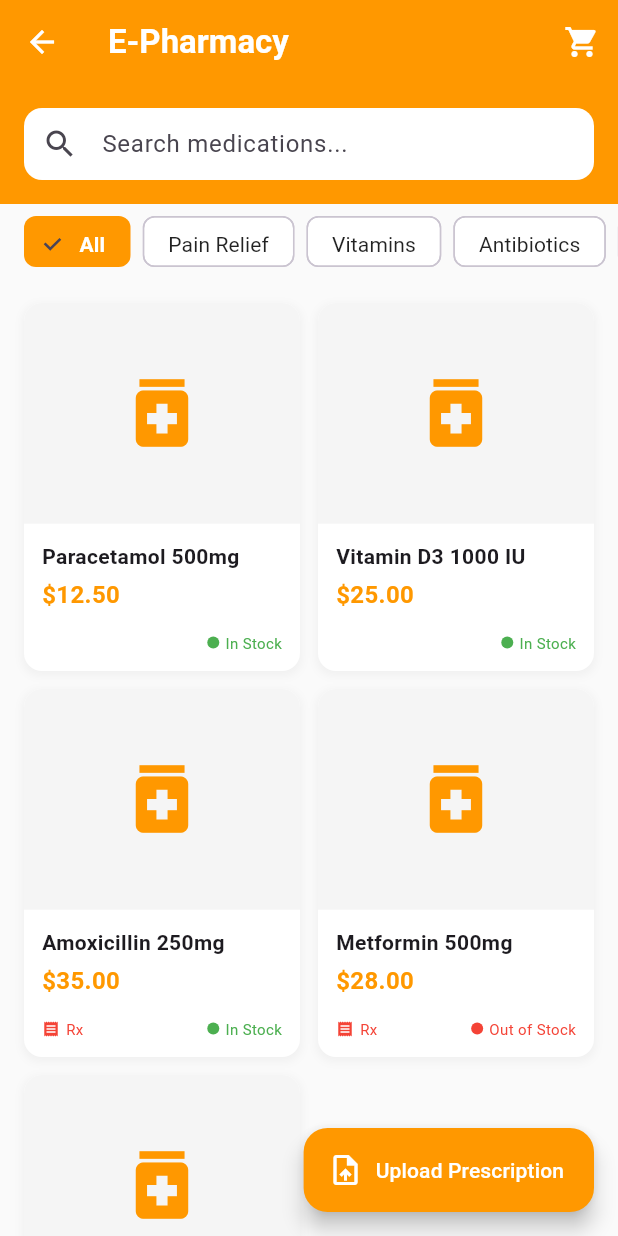
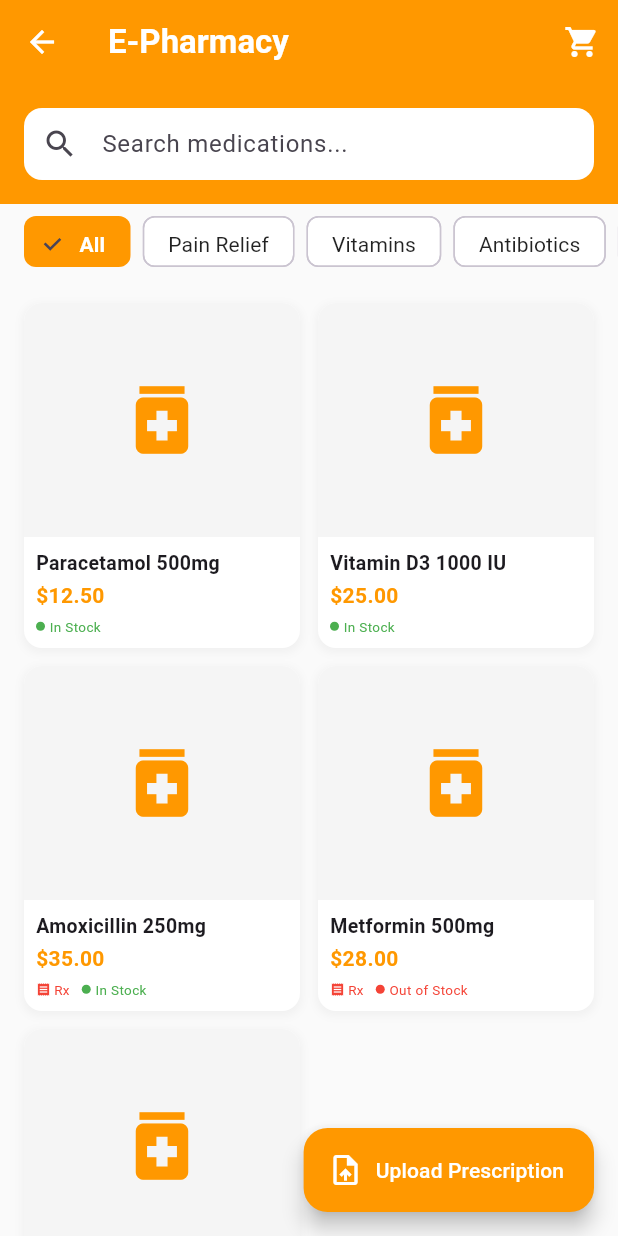
Before and after one commit to ntirushwajeanmarc/AFIA_YETU, a Flutter app: the PharmacyScreen screen opened directly, on a phone screen of 412 x 824 dp. Run offline on Flutter 3.47's test engine with Material 3 defaults, Android fonts, the phone set to English and light mode, and no system bars; our stand-ins replace shared_preferences; accounts and stored records are empty.

Commit message:
first commit

```diff
--- a/lib/features/pharmacy/presentation/screens/pharmacy_screen.dart
+++ b/lib/features/pharmacy/presentation/screens/pharmacy_screen.dart
@@ -188,7 +188,7 @@ class _PharmacyScreenState extends State<PharmacyScreen> {
         crossAxisCount: 2,
         crossAxisSpacing: 12,
         mainAxisSpacing: 12,
-        childAspectRatio: 0.75,
+        childAspectRatio: 0.8,
       ),
       itemCount: _filteredMedications.length,
       itemBuilder: (context, index) {
@@ -234,51 +234,45 @@ class _PharmacyScreenState extends State<PharmacyScreen> {
                 ),
               ),
             ),
-            Expanded(
-              flex: 2,
-              child: Padding(
-                padding: const EdgeInsets.all(12),
+            Padding(
+              padding: const EdgeInsets.all(8),
               child: Column(
                 crossAxisAlignment: CrossAxisAlignment.start,
+                mainAxisSize: MainAxisSize.min,
                 children: [
                   Text(
                     medication['name'],
                     style: const TextStyle(
-                        fontSize: 14,
+                      fontSize: 13,
                       fontWeight: FontWeight.bold,
                     ),
                     maxLines: 2,
                     overflow: TextOverflow.ellipsis,
                   ),
-                    const SizedBox(height: 4),
+                  const SizedBox(height: 2),
                   Text(
                     '\$${medication['price'].toStringAsFixed(2)}',
                     style: const TextStyle(
-                        fontSize: 16,
+                      fontSize: 14,
                       fontWeight: FontWeight.bold,
                       color: Color(0xFFFF9800),
                     ),
                   ),
-                    const Spacer(),
+                  const SizedBox(height: 4),
                   Row(
                     children: [
-                        if (medication['prescription'])
-                          const Icon(
-                            Icons.receipt,
-                            size: 12,
-                            color: Colors.red,
-                          ),
-                        if (medication['prescription'])
-                          const SizedBox(width: 4),
-                        if (medication['prescription'])
+                      if (medication['prescription']) ...[
+                        const Icon(Icons.receipt, size: 10, color: Colors.red),
+                        const SizedBox(width: 2),
                         const Text(
                           'Rx',
-                            style: TextStyle(fontSize: 10, color: Colors.red),
+                          style: TextStyle(fontSize: 9, color: Colors.red),
                         ),
-                        const Spacer(),
+                        const SizedBox(width: 8),
+                      ],
                       Container(
-                          width: 8,
-                          height: 8,
+                        width: 6,
+                        height: 6,
                         decoration: BoxDecoration(
                           color: medication['inStock']
                               ? Colors.green
@@ -286,20 +280,22 @@ class _PharmacyScreenState extends State<PharmacyScreen> {
                           shape: BoxShape.circle,
                         ),
                       ),
-                        const SizedBox(width: 4),
-                        Text(
+                      const SizedBox(width: 3),
+                      Expanded(
+                        child: Text(
                           medication['inStock'] ? 'In Stock' : 'Out of Stock',
                           style: TextStyle(
-                            fontSize: 10,
+                            fontSize: 9,
                             color: medication['inStock']
                                 ? Colors.green
                                 : Colors.red,
+                          ),
+                          overflow: TextOverflow.ellipsis,
                         ),
                       ),
                     ],
                   ),
                 ],
-                ),
               ),
             ),
           ],
```
Lines whose indentation alone changed are shown as unchanged.
